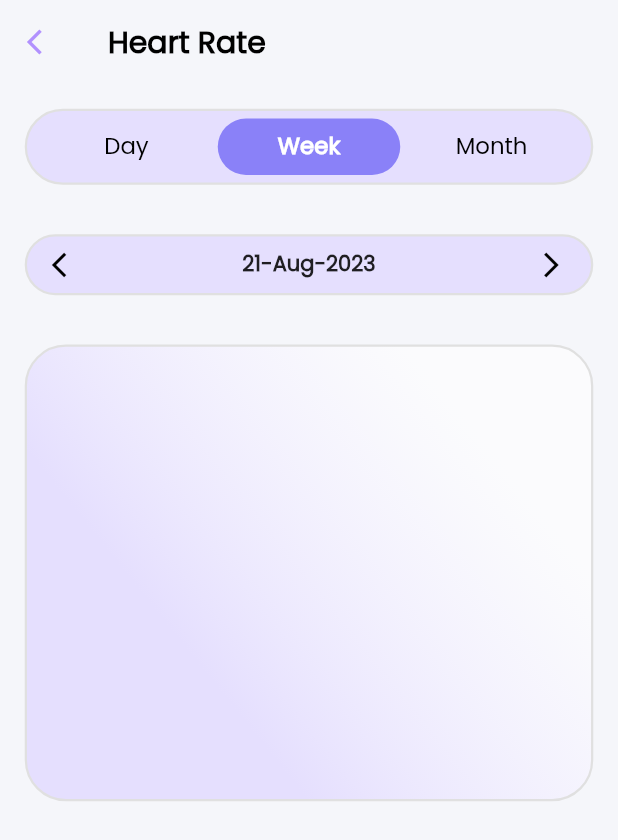
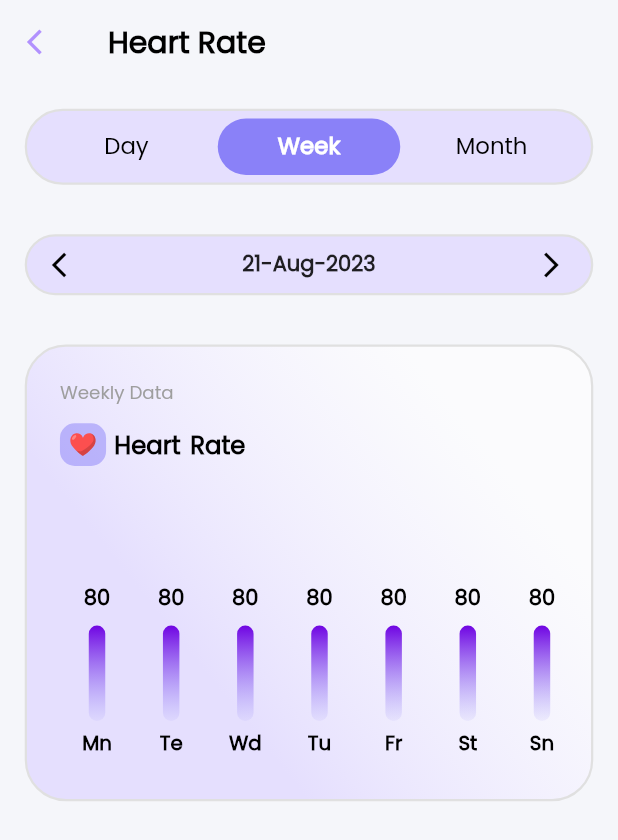
Before and after one commit to sanjaioffi/HealHer, a Flutter app: the screen it shows after launch, tab 2 chosen, after a tap on the "arrow back ios" icon, on a phone screen of 412 x 824 dp. Shown: the top 840 px of the screen. Run offline on Flutter 3.47's test engine with Material 2 defaults, Android fonts, the phone set to English and light mode, and no system bars; drawn by our look-alikes of fl_chart; our stand-ins replace calendar_date_picker2, carousel_slider, flutter_datetime_picker_bdaya, flutter_svg, get, scroll_snap_list; missing offline and left inert: flutter_ruler_picker.

Commit message:
heart bar chart scrollable ui update for all tabs  -(22-aug)

```diff
--- a/lib/presentation/screens/home/view/heart.dart
+++ b/lib/presentation/screens/home/view/heart.dart
@@ -1,6 +1,6 @@
 import 'package:flutter/material.dart';
 import 'package:heal_her/presentation/common/screen_utils/screen_size.dart';
-import 'package:heal_her/presentation/screens/home/view/heart_widgets/back_ground.dart';
+import 'package:heal_her/presentation/screens/home/view/heart_widgets/widget/back_ground.dart';
 import 'package:heal_her/presentation/screens/home/view/heart_widgets/tabBar.dart';
 import 'package:heal_her/presentation/utils/app_colors.dart';
 
@@ -16,9 +16,6 @@ class Heart extends StatefulWidget {
 class _HeartState extends State<Heart> with SingleTickerProviderStateMixin {
   late TabController _tabController;
 
-  List<DateTime> days = List.generate(30, (index) {
-    return DateTime.now().subtract(Duration(days: index));
-  });
 
   static const List<Tab> myTabs = <Tab>[
     Tab(text: 'Day'),
@@ -65,7 +62,9 @@ class _HeartState extends State<Heart> with SingleTickerProviderStateMixin {
             child: Tabs(tabController: _tabController, myTab: myTabs),
             horizontal: screenWidth(5),
             vertical: screenHeight(5)),
-        TabViewBarHeart(tabController: _tabController, days: days)
+        TabViewBarHeart(
+          tabController: _tabController,
+        ),
       ]),
     );
   }
--- a/lib/presentation/screens/home/view/heart_widgets/back_ground.dart
+++ /dev/null
@@ -1,39 +0,0 @@
-import 'package:flutter/material.dart';
-
-import '../../../../common/screen_utils/screen_size.dart';
-import '../../../../utils/app_colors.dart';
-
-Container backGroundContainer(
-    {required Widget child, required double horizontal, required double vertical, required double height, required double width}) {
-  return Container(
-    height: height,
-    width: width,
-    margin: EdgeInsets.all(screenWidth(15)),
-    padding: EdgeInsets.symmetric(horizontal: horizontal,vertical: vertical),
-    decoration: BoxDecoration(
-      color: AppColor.lightPurplrBlue,
-      borderRadius: BorderRadius.circular(screenWidth(50)),
-      border: Border.all(color: Colors.grey.shade300,width: 1.5),
-    ),
-    child: child,
-  );
-}
-
-Container graphBackGroundContainer({required Widget child}){
-  return Container(
-    height: screenHeight(300),
-    width: screenWidth(500),
-    margin: EdgeInsets.all(screenWidth(15)),
-    padding: EdgeInsets.all(screenWidth(20)),
-    decoration: BoxDecoration(
-      borderRadius: BorderRadius.circular(screenWidth(25)),
-      border: Border.all(color: Colors.grey.shade300, width: 1.5),
-      gradient: const LinearGradient(
-        begin: Alignment.bottomCenter,
-        end: Alignment.centerRight,
-        colors: [AppColor.lightPurplrBlue, Colors.white60],
-      ),
-    ),
-    child: child,
-  );
-}
--- a/lib/presentation/screens/home/view/heart_widgets/bar_chart_graph.dart
+++ b/lib/presentation/screens/home/view/heart_widgets/bar_chart_graph.dart
@@ -1,64 +1,153 @@
-import 'dart:math';
+import 'package:flutter/material.dart';
+import 'package:fl_chart/fl_chart.dart';
+import 'package:heal_her/presentation/common/screen_utils/screen_size.dart';
+import 'package:heal_her/presentation/screens/home/view/heart_widgets/widget/back_ground.dart';
+import '../../../../utils/app_colors.dart';
+import 'heart_bar_widgets/bar_widgets.dart';
 
-import 'package:fl_chart/fl_chart.dart';
-import 'package:flutter/material.dart';
-import 'package:heal_her/presentation/common/screen_utils/screen_size.dart';
+class HeartBarChart extends StatefulWidget {
+  const HeartBarChart({super.key, required this.periodType});
 
-import '../../../../utils/app_colors.dart';
+  final Period periodType;
 
-class _BarChart extends StatelessWidget {
-  _BarChart();
+  @override
+  _HeartBarChartState createState() => _HeartBarChartState();
+}
 
-  final List<int> nums = List.generate(100, (index) => index);
+class _HeartBarChartState extends State<HeartBarChart> {
+  List<int> data = List.generate(100, (index) => random(60, 160));
+  List<int> monthData = List.generate(5, (index) => random(60, 160));
+
+  final ScrollController _scrollController = ScrollController();
+
+  @override
+  void initState() {
+    super.initState();
+    _scrollController.addListener(_scrollListener);
+  }
+
+  void _scrollListener() {
+    if (_scrollController.position.pixels ==
+        _scrollController.position.maxScrollExtent) {
+      // Load more data when reaching the end
+      _loadMoreData();
+    }
+  }
+
+  void _loadMoreData() async {
+    setState(() {
+      // Append new data to the existing list
+      data.addAll(List.generate(50, (index) => (random(60, 160))));
+    });
+  }
 
   @override
   Widget build(BuildContext context) {
-    return BarChart(
-      BarChartData(groupsSpace: 20,
+    return SingleChildScrollView(
+      scrollDirection: Axis.horizontal,
+      controller: _scrollController,
+      child: SizedBox(
+        width: data.length *
+            (widget.periodType == Period.month
+                ? screenWidth(60.0)
+                : (widget.periodType == Period.week
+                    ? screenWidth(45.0)
+                    : screenWidth(50.0))),
+        height: 300,
+        child: BarChart(
+          BarChartData(
             barTouchData: barTouchData,
             titlesData: titlesData,
             borderData: borderData,
-        barGroups: barGroups,
             gridData: const FlGridData(
               show: false,
             ),
             alignment: BarChartAlignment.spaceAround,
             maxY: 200,
+            barGroups: data
+                .asMap()
+                .map((index, value) => MapEntry(
+                      index,
+                      BarChartGroupData(
+                        x: index,
+                        barRods: [
+                          BarChartRodData(
+                            width: barWidth,
+                            toY: value.toDouble(),
+                            gradient: barsGradient,
+                          )
+                        ],
+                        showingTooltipIndicators: [0],
+                      ),
+                    ))
+                .values
+                .toList(),
+          ),
+        ),
       ),
     );
   }
 
-  BarTouchData get barTouchData => BarTouchData(
-        enabled: false,
-        touchTooltipData: BarTouchTooltipData(
-          tooltipBgColor: Colors.transparent,
-          tooltipPadding: EdgeInsets.zero,
-          tooltipMargin: 8,
-          getTooltipItem: (
-            BarChartGroupData group,
-            int groupIndex,
-            BarChartRodData rod,
-            int rodIndex,
-          ) {
-            return BarTooltipItem(
-              rod.toY.round().toString(),
-              const TextStyle(
+  Widget getTitles(double value, TitleMeta meta) {
+    var style = TextStyle(
       color: AppColor.black,
       fontWeight: FontWeight.bold,
-              ),
-            );
-          },
-        ),
-      );
-
-  Widget getTitles(double value, TitleMeta meta) {
-    const style = TextStyle(
-      color: AppColor.black,
-      fontWeight: FontWeight.bold,
-      fontSize: 14,
+      fontSize: screenHeight(13),
     );
     String text;
-    text = nums[value.toInt()].toString();
+
+    if (widget.periodType == Period.day) {
+      text = value.toInt().toString();
+    } else if (widget.periodType == Period.week) {
+      switch (value.toInt()) {
+        case 0:
+          text = 'Mn';
+          break;
+        case 1:
+          text = 'Te';
+          break;
+        case 2:
+          text = 'Wd';
+          break;
+        case 3:
+          text = 'Tu';
+          break;
+        case 4:
+          text = 'Fr';
+          break;
+        case 5:
+          text = 'St';
+          break;
+        case 6:
+          text = 'Sn';
+          break;
+        default:
+          text = '';
+          break;
+      }
+    } else {
+      switch (value.toInt()) {
+        case 0:
+          text = 'Week1';
+          break;
+        case 1:
+          text = 'Week2';
+          break;
+        case 2:
+          text = 'Week3';
+          break;
+        case 3:
+          text = 'Week4';
+          break;
+        case 4:
+          text = 'Week5';
+          break;
+
+        default:
+          text = '';
+          break;
+      }
+    }
 
     return SideTitleWidget(
       axisSide: meta.axisSide,
@@ -86,53 +175,4 @@ class _BarChart extends StatelessWidget {
           sideTitles: SideTitles(showTitles: false),
         ),
       );
-
-  double get barWidth => screenWidth(10);
-
-  FlBorderData get borderData => FlBorderData(
-        show: false,
-      );
-
-  LinearGradient get _barsGradient => LinearGradient(
-        colors: [
-          AppColor.purplyBlue.withAlpha(20),
-          AppColor.heavyPurplyBlue.withGreen(4),
-        ],
-        begin: Alignment.bottomCenter,
-        end: Alignment.topCenter,
-      );
-
-  List<BarChartGroupData> get barGroups => List.generate(10, (index) {
-        return BarChartGroupData(barsSpace: 50,
-          x: index,
-          barRods: [
-            BarChartRodData(
-              width: barWidth,
-              toY: random(60, 160).toDouble(),
-              gradient: _barsGradient,
-            )
-          ],
-          showingTooltipIndicators: [0],
-        );
-      });
 }
-
-int random(int min, int max) {
-  return min + Random().nextInt(max - min);
-}
-
-class HeartBarChart extends StatefulWidget {
-  const HeartBarChart({super.key});
-
-  @override
-  State<StatefulWidget> createState() => HeartBarChartState();
-}
-
-class HeartBarChartState extends State<HeartBarChart> {
-  @override
-  Widget build(BuildContext context) {
-    return Expanded(
-        child: _BarChart()
-    );
-  }
-}
--- a/lib/presentation/screens/home/view/heart_widgets/date_container.dart
+++ b/lib/presentation/screens/home/view/heart_widgets/date_container.dart
@@ -2,12 +2,12 @@ import 'package:flutter/material.dart';
 import 'package:intl/intl.dart';
 
 import '../../../../common/screen_utils/screen_size.dart';
-import 'back_ground.dart';
+import 'widget/back_ground.dart';
 
 class DateContainer extends StatefulWidget {
-  const DateContainer({super.key, required this.days});
+  const DateContainer({super.key, required this.periodType});
 
-  final List days;
+  final Period periodType;
 
   @override
   State<DateContainer> createState() => _DateContainerState();
@@ -15,6 +15,11 @@ class DateContainer extends StatefulWidget {
 
 class _DateContainerState extends State<DateContainer> {
   int index = 0;
+
+  List<DateTime> days = List.generate(30, (index) {
+    return DateTime.now().subtract(Duration(days: index));
+  });
+
 
   @override
   void initState() {
@@ -35,19 +40,17 @@ class _DateContainerState extends State<DateContainer> {
               GestureDetector(
                   onTap: () {
                     setState(() {
-                      if (index < widget.days.length - 1) {
+                      if (index < days.length - 1) {
                         index++;
                       }
                     });
                   },
                   child: const Icon(Icons.arrow_back_ios)),
               Text(
-                '${widget.days[index].day}-${
-                    DateFormat('MMM').format(widget.days[index])
-                }-${widget.days[index].year}',
+                '${days[index].day}-${DateFormat('MMM').format(days[index])}-${days[index].year}',
                 style: const TextStyle(fontWeight: FontWeight.w600),
               ),
-              index!= 0
+              index != 0
                   ? GestureDetector(
                       onTap: () {
                         setState(() {
--- /dev/null
+++ b/lib/presentation/screens/home/view/heart_widgets/heart_bar_widgets/bar_widgets.dart
@@ -0,0 +1,65 @@
+
+import 'package:fl_chart/fl_chart.dart';
+import 'package:flutter/material.dart';
+import 'dart:math';
+import '../../../../../common/screen_utils/screen_size.dart';
+import '../../../../../utils/app_colors.dart';
+
+BarTouchData get barTouchData => BarTouchData(
+  enabled: false,
+  touchTooltipData: BarTouchTooltipData(
+    tooltipBgColor: Colors.transparent,
+    tooltipPadding: EdgeInsets.zero,
+    tooltipMargin: 8,
+    getTooltipItem: (
+        BarChartGroupData group,
+        int groupIndex,
+        BarChartRodData rod,
+        int rodIndex,
+        ) {
+      return BarTooltipItem(
+        rod.toY.round().toString(),
+        const TextStyle(
+          color: AppColor.black,
+          fontWeight: FontWeight.bold,
+        ),
+      );
+    },
+  ),
+);
+
+
+
+double get barWidth => screenWidth(10);
+
+FlBorderData get borderData => FlBorderData(
+  show: false,
+);
+
+LinearGradient get barsGradient => LinearGradient(
+  colors: [
+    AppColor.purplyBlue.withAlpha(20),
+    AppColor.heavyPurplyBlue.withGreen(4),
+  ],
+  begin: Alignment.bottomCenter,
+  end: Alignment.topCenter,
+);
+
+List<BarChartGroupData> get barGroups => List.generate(10, (index) {
+  return BarChartGroupData(
+    // barsSpace: 50,
+    x: index,
+    barRods: [
+      BarChartRodData(
+        width: barWidth,
+        toY: random(60, 160).toDouble(),
+        gradient: barsGradient,
+      )
+    ],
+    showingTooltipIndicators: [0],
+  );
+});
+
+int random(int min, int max) {
+  return min + Random().nextInt(max - min);
+}
--- a/lib/presentation/screens/home/view/heart_widgets/tab_view_heart.dart
+++ b/lib/presentation/screens/home/view/heart_widgets/tab_view_heart.dart
@@ -1,20 +1,18 @@
-import 'package:fl_chart/fl_chart.dart';
 import 'package:flutter/material.dart';
 import 'package:flutter_svg/svg.dart';
 
 import '../../../../common/screen_utils/screen_size.dart';
 import '../../../../utils/app_colors.dart';
-import 'back_ground.dart';
+import 'widget/back_ground.dart';
 import 'bar_chart_graph.dart';
 import 'date_container.dart';
 
 class TabViewBarHeart extends StatelessWidget {
-  TabViewBarHeart({super.key, required this.tabController, required this.days});
+  TabViewBarHeart({super.key, required this.tabController});
 
   final TabController tabController;
-  final List<DateTime> days;
 
-  var textStyle1 = TextStyle(
+  final textStyle1 = TextStyle(
     color: AppColor.black,
     fontWeight: FontWeight.w600,
     fontSize: screenHeight(16),
@@ -39,38 +37,16 @@ class TabViewBarHeart extends StatelessWidget {
         child: TabBarView(controller: tabController, children: [
           Column(
             children: [
-              DateContainer(
-                days: days,
+              /*
+              period changing button
+               */
+              const DateContainer(
+                periodType: Period.day,
               ),
               graphBackGroundContainer(
-                  child: Column(
-                crossAxisAlignment: CrossAxisAlignment.start,
-                children: [
-                  Text(
-                    'Average Heart Rate',
-                    style: TextStyle(
-                        color: Colors.grey[500], fontSize: screenHeight(12)),
-                  ),
-                  Row(
-                    children: [
-                      Container(
-                          height: screenHeight(28),
-                          width: screenWidth(28),
-                          margin:
-                              EdgeInsets.symmetric(vertical: screenWidth(10)),
-                          padding: EdgeInsets.all(screenWidth(4)),
-                          decoration: BoxDecoration(
-                              color: AppColor.purplyBlue.withOpacity(.50),
-                              borderRadius:
-                                  BorderRadius.circular(screenWidth(9))),
-                          child: SvgPicture.asset(
-                            'assets/svg/heart.svg',
-                            fit: BoxFit.contain,
-                          )),
-                      SizedBox(
-                        width: screenWidth(5),
-                      ),
-                      RichText(
+                child: innerGraphWidget(
+                  text1: 'Average Heart Rate',
+                  text2: RichText(
                     text: TextSpan(
                       children: [
                         TextSpan(
@@ -83,28 +59,40 @@ class TabViewBarHeart extends StatelessWidget {
                         )
                       ],
                     ),
+                  ),
+                  periodType: Period.day,
+                ),
               )
-                    ],
-                  ),
-                  HeartBarChart()
-                ],
-              ))
             ],
           ),
           Column(
             children: [
-              DateContainer(
-                days: days,
+              const DateContainer(
+                periodType: Period.week,
               ),
-              graphBackGroundContainer(child: SizedBox())
+              graphBackGroundContainer(
+                  child: innerGraphWidget(
+                      text1: 'Weekly Data',
+                      text2: Text(
+                        "Heart Rate",
+                        style: textStyle1,
+                      ),
+                      periodType: Period.week))
             ],
           ),
           Column(
             children: [
-              DateContainer(
-                days: days,
+              const DateContainer(
+                periodType: Period.month,
               ),
-              graphBackGroundContainer(child: SizedBox())
+              graphBackGroundContainer(
+                  child: innerGraphWidget(
+                      text1: 'Monthly Data',
+                      text2: Text(
+                        "Heart Rate",
+                        style: textStyle1,
+                      ),
+                      periodType: Period.month))
             ],
           ),
         ]),
--- /dev/null
+++ b/lib/presentation/screens/home/view/heart_widgets/widget/back_ground.dart
@@ -0,0 +1,79 @@
+import 'package:flutter/material.dart';
+import 'package:flutter_svg/svg.dart';
+
+import '../../../../../common/screen_utils/screen_size.dart';
+import '../../../../../utils/app_colors.dart';
+import '../bar_chart_graph.dart';
+
+Container backGroundContainer(
+    {required Widget child, required double horizontal, required double vertical, required double height, required double width}) {
+  return Container(
+    height: height,
+    width: width,
+    margin: EdgeInsets.all(screenWidth(15)),
+    padding: EdgeInsets.symmetric(horizontal: horizontal,vertical: vertical),
+    decoration: BoxDecoration(
+      color: AppColor.lightPurplrBlue,
+      borderRadius: BorderRadius.circular(screenWidth(50)),
+      border: Border.all(color: Colors.grey.shade300,width: 1.5),
+    ),
+    child: child,
+  );
+}
+
+Container graphBackGroundContainer({required Widget child}){
+  return Container(
+    height: screenHeight(300),
+    width: screenWidth(500),
+    margin: EdgeInsets.all(screenWidth(15)),
+    padding: EdgeInsets.all(screenWidth(20)),
+    decoration: BoxDecoration(
+      borderRadius: BorderRadius.circular(screenWidth(25)),
+      border: Border.all(color: Colors.grey.shade300, width: 1.5),
+      gradient: const LinearGradient(
+        begin: Alignment.bottomCenter,
+        end: Alignment.centerRight,
+        colors: [AppColor.lightPurplrBlue, Colors.white60],
+      ),
+    ),
+    child: child,
+  );
+}
+
+Column innerGraphWidget({required String text1, required Widget text2,required Period periodType}) {
+  return Column(
+    crossAxisAlignment: CrossAxisAlignment.start,
+    children: [
+      Text(
+        text1,
+        style: TextStyle(color: Colors.grey[500], fontSize: screenHeight(12)),
+      ),
+      Row(
+        children: [
+          Container(
+              height: screenHeight(28),
+              width: screenWidth(28),
+              margin: EdgeInsets.symmetric(vertical: screenWidth(10)),
+              padding: EdgeInsets.all(screenWidth(4)),
+              decoration: BoxDecoration(
+                  color: AppColor.purplyBlue.withOpacity(.50),
+                  borderRadius: BorderRadius.circular(screenWidth(9))),
+              child: SvgPicture.asset(
+                'assets/svg/heart.svg',
+                fit: BoxFit.contain,
+              )),
+          SizedBox(
+            width: screenWidth(5),
+          ),
+          text2
+        ],
+      ),
+        Expanded(child: HeartBarChart(periodType:periodType))
+    ],
+  );
+}
+enum Period {
+  day,
+  week,
+  month
+}
```
Lines whose indentation alone changed are shown as unchanged.
